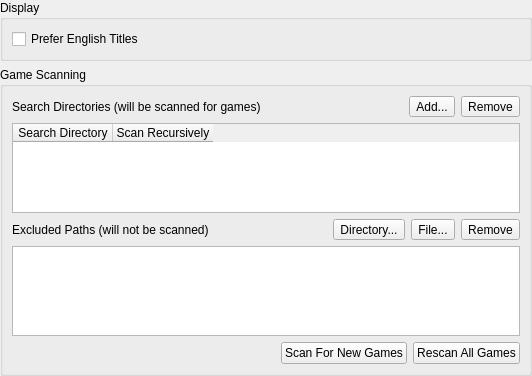
Above: pcsx2-qt/Settings/GameListSettingsWidget.ui from PCSX2/pcsx2 before the change. Below: the same form after it.
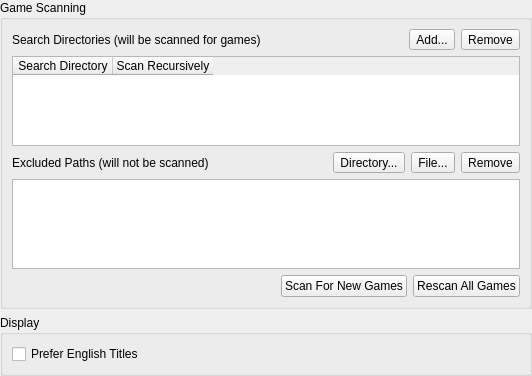
That is the form after the change. Icons and pictures are not drawn.

Commit message: Qt: Move game list display settings below scanning settings

Diff of the .ui file:
```diff
--- a/pcsx2-qt/Settings/GameListSettingsWidget.ui
+++ b/pcsx2-qt/Settings/GameListSettingsWidget.ui
@@ -23,22 +23,6 @@
    <property name="bottomMargin">
     <number>0</number>
    </property>
-   <item>
-    <widget class="QGroupBox" name="gameListGroup">
-     <property name="title">
-      <string>Display</string>
-     </property>
-     <layout class="QGridLayout" name="gridLayout_gameList">
-      <item row="0" column="0">
-       <widget class="QCheckBox" name="preferEnglishGameList">
-        <property name="text">
-         <string>Prefer English Titles</string>
-        </property>
-       </widget>
-      </item>
-     </layout>
-    </widget>
-   </item>
    <item>
     <widget class="QGroupBox" name="gameScanningGroup">
      <property name="title">
@@ -264,6 +248,22 @@
      </layout>
     </widget>
    </item>
+   <item>
+    <widget class="QGroupBox" name="gameListGroup">
+     <property name="title">
+      <string>Display</string>
+     </property>
+     <layout class="QGridLayout" name="gridLayout_gameList">
+      <item row="0" column="0">
+       <widget class="QCheckBox" name="preferEnglishGameList">
+        <property name="text">
+         <string>Prefer English Titles</string>
+        </property>
+       </widget>
+      </item>
+     </layout>
+    </widget>
+   </item>
   </layout>
  </widget>
  <resources>
```
